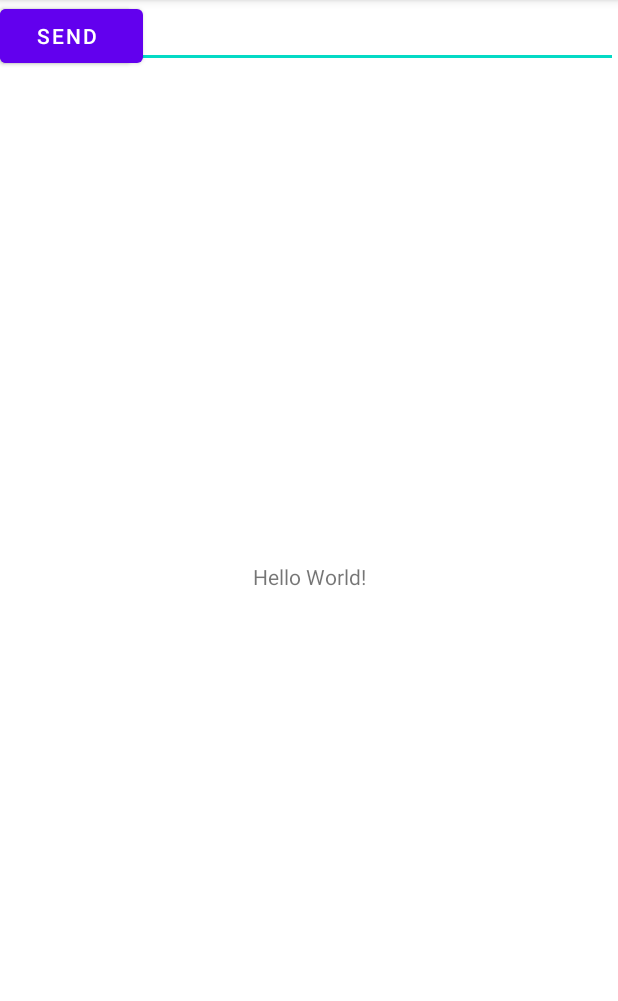
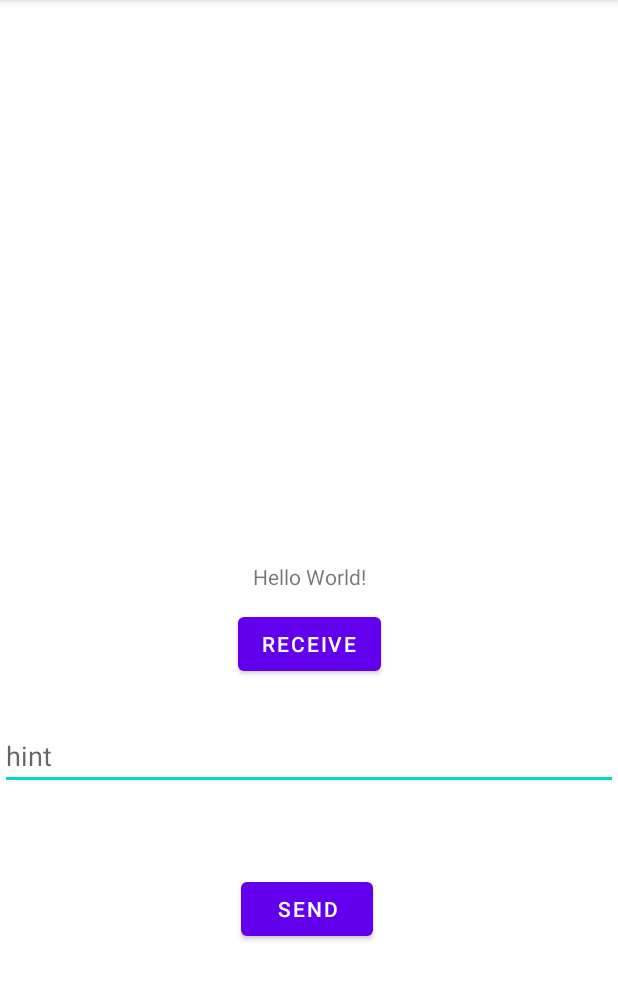
Before and after one commit to Stanko2/sound-auth, an Android app: the screen it shows after launch (MainActivity), on a phone screen of 412 x 824 dp, the part 84-1085 px from its top. Run offline under Robolectric (Android 15) with nearby library versions, the phone set to English and light mode, and no system bars.

Commit message:
android audio playback & generation

```diff
--- a/android/app/src/main/AndroidManifest.xml
+++ b/android/app/src/main/AndroidManifest.xml
@@ -1,7 +1,7 @@
 <?xml version="1.0" encoding="utf-8"?>
 <manifest xmlns:android="http://schemas.android.com/apk/res/android"
     xmlns:tools="http://schemas.android.com/tools">
-
+    <uses-permission android:name="android.permission.MODIFY_AUDIO_SETTINGS" />
     <uses-permission android:name="android.permission.RECORD_AUDIO" />
 
     <application
--- a/android/app/src/main/java/com/example/soundauth/MainActivity.java
+++ b/android/app/src/main/java/com/example/soundauth/MainActivity.java
@@ -2,17 +2,16 @@ package com.example.soundauth;
 
 import androidx.appcompat.app.AppCompatActivity;
 
+import android.content.Intent;
 import android.os.Bundle;
 import android.widget.TextView;
 
 import com.example.soundauth.databinding.ActivityMainBinding;
 
+import java.util.List;
+
 public class MainActivity extends AppCompatActivity {
 
-    // Used to load the 'soundauth' library on application startup.
-    static {
-        System.loadLibrary("soundAuth");
-    }
 
     private ActivityMainBinding binding;
 
@@ -25,12 +24,12 @@ public class MainActivity extends AppCompatActivity {
 
         // Example of a call to a native method
         TextView tv = binding.sampleText;
-        tv.setText(stringFromJNI());
+//        tv.setText(stringFromJNI());
+        binding.send.setOnClickListener((e)-> {
+            Intent i = new Intent(this, ListenService.class);
+            i.putExtra("message", binding.messageField.getText().toString());
+            startService(i);
+        });
     }
 
-    /**
-     * A native method that is implemented by the 'soundauth' native library,
-     * which is packaged with this application.
-     */
-    public native String stringFromJNI();
 }
--- a/android/app/src/main/res/layout/activity_main.xml
+++ b/android/app/src/main/res/layout/activity_main.xml
@@ -20,18 +20,30 @@
         android:id="@+id/receive"
         android:layout_width="wrap_content"
         android:layout_height="wrap_content"
+        android:layout_marginStart="158dp"
+        android:layout_marginTop="21dp"
+        android:layout_marginEnd="157dp"
+        android:layout_marginBottom="14dp"
         android:text="Receive"
-        tools:layout_editor_absoluteX="158dp"
-        tools:layout_editor_absoluteY="396dp"
+        app:layout_constraintBottom_toTopOf="@+id/messageField"
+        app:layout_constraintEnd_toEndOf="parent"
+        app:layout_constraintStart_toStartOf="parent"
+        app:layout_constraintTop_toBottomOf="@+id/sample_text"
         tools:ignore="MissingConstraints" />
 
     <Button
         android:id="@+id/send"
         android:layout_width="wrap_content"
         android:layout_height="wrap_content"
+        android:layout_marginStart="160dp"
+        android:layout_marginTop="24dp"
+        android:layout_marginEnd="163dp"
+        android:layout_marginBottom="148dp"
         android:text="Send"
-        tools:layout_editor_absoluteX="160dp"
-        tools:layout_editor_absoluteY="535dp"
+        app:layout_constraintBottom_toBottomOf="parent"
+        app:layout_constraintEnd_toEndOf="parent"
+        app:layout_constraintStart_toStartOf="parent"
+        app:layout_constraintTop_toBottomOf="@+id/messageField"
         tools:ignore="MissingConstraints" />
 
     <com.google.android.material.textfield.TextInputLayout
@@ -48,9 +60,13 @@
         android:id="@+id/messageField"
         android:layout_width="match_parent"
         android:layout_height="wrap_content"
+        android:layout_marginTop="14dp"
+        android:layout_marginBottom="31dp"
         android:hint="hint"
-        tools:layout_editor_absoluteX="1dp"
-        tools:layout_editor_absoluteY="458dp"
+        app:layout_constraintBottom_toTopOf="@+id/send"
+        app:layout_constraintEnd_toEndOf="parent"
+        app:layout_constraintStart_toStartOf="parent"
+        app:layout_constraintTop_toBottomOf="@+id/receive"
         tools:ignore="MissingConstraints" />
 
 </androidx.constraintlayout.widget.ConstraintLayout>
```
Also changed, not shown: android/app/src/main/java/com/example/soundauth/ByteArrayMediaDataSource.java (added, +30 -0 lines), android/app/src/main/java/com/example/soundauth/ListenService.java (+97 -10 lines), android/app/src/main/java/com/example/soundauth/SoundProcessException.java (added, +7 -0 lines), 2 other files.
